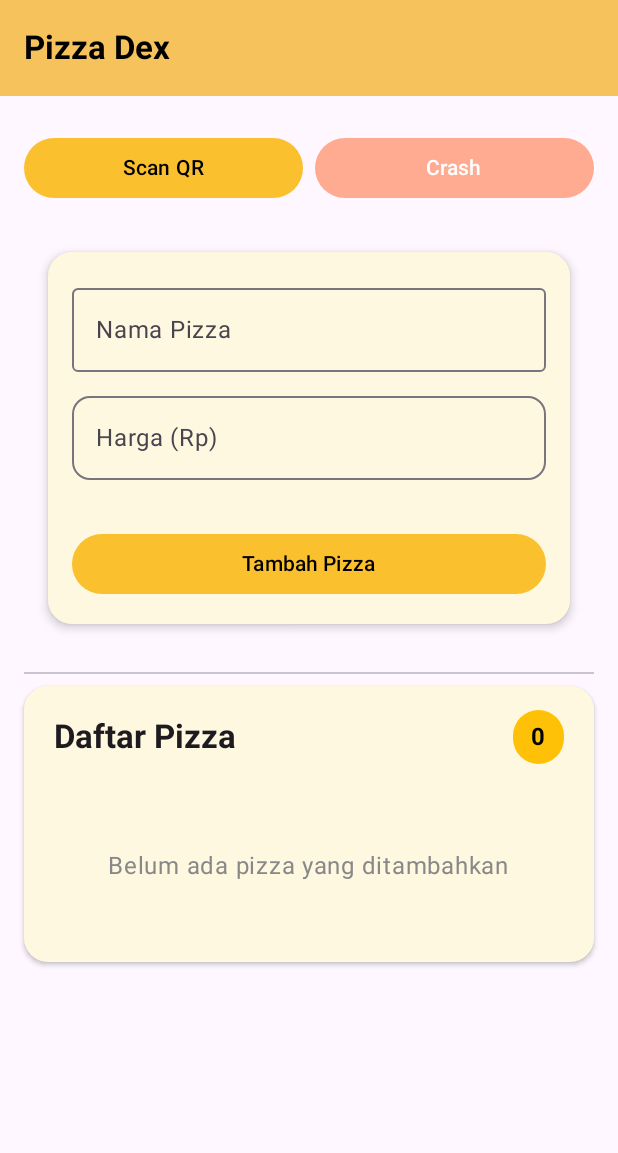
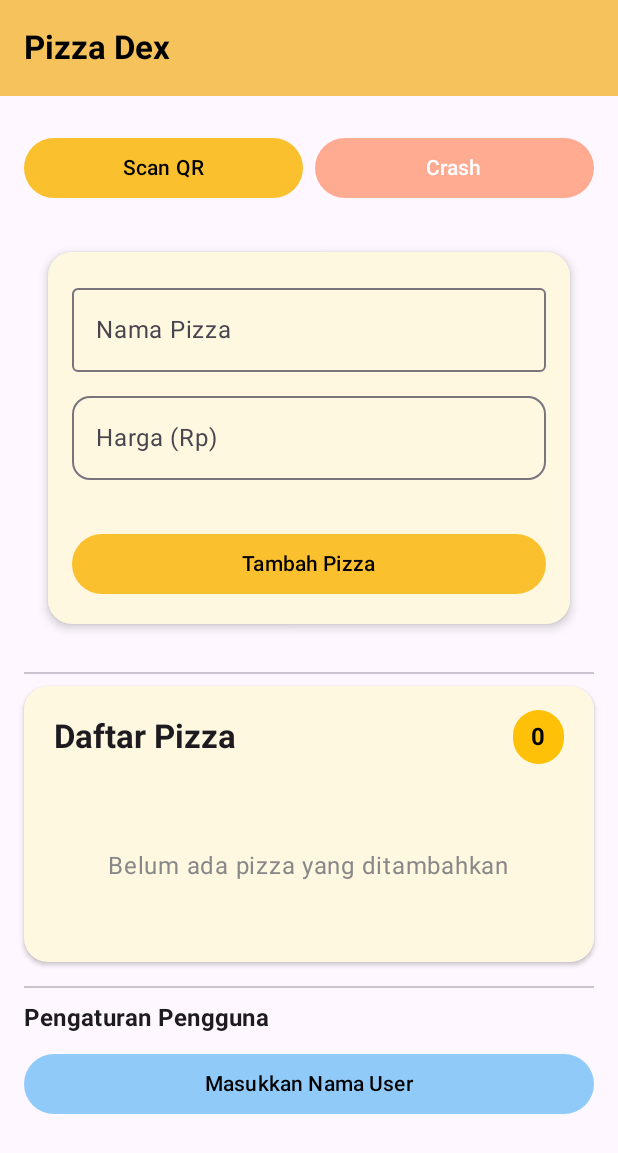
Before and after one commit to Najwanugroho/pizza_app, an Android app built with Jetpack Compose: the screen it shows after launch (MainActivity), on a phone screen of 412 x 824 dp. Shown: the top 1153 px of the screen. Run offline under Robolectric (Android 15) with nearby library versions, the phone set to English and light mode, and no system bars; our stand-ins replace Room's generated code; 3 statements that could not run were skipped.

Commit message:
menambahkan fitur security ssl dan enkripsi sharedpreference

```diff
--- a/app/build.gradle
+++ b/app/build.gradle
@@ -76,6 +76,12 @@ dependencies {
     implementation 'com.squareup.retrofit2:converter-gson:2.9.0'
     implementation 'com.squareup.okhttp3:logging-interceptor:4.12.0'
 
+    //okhttp
+    implementation'com.squareup.okhttp3:okhttp:4.12.0'
+    //security
+    implementation("androidx.security:security-crypto:1.1.0-alpha06")
+    implementation("androidx.security:security-crypto:1.0.0")
+
     implementation 'androidx.core:core-ktx:1.10.1'
     implementation 'androidx.lifecycle:lifecycle-runtime-ktx:2.6.1'
     implementation 'androidx.activity:activity-compose:1.7.0'
--- a/app/src/main/java/com/vdi/pizzaapp/data/remote/Retrofitclient.kt
+++ b/app/src/main/java/com/vdi/pizzaapp/data/remote/Retrofitclient.kt
@@ -1,12 +1,26 @@
 package com.vdi.pizzaapp.data.remote
 
+import okhttp3.CertificatePinner
+import okhttp3.OkHttpClient
 import retrofit2.Retrofit
 import retrofit2.converter.gson.GsonConverterFactory
+import java.util.concurrent.TimeUnit
 
 object RetrofitClient {
+    private val certificatePinner=CertificatePinner.Builder()
+        .add("innodev.vnetcloud.com","sha256/1LzopQF/FOcVsVxj2MSOfyDR0J3srWYf9Hl2/GUhxQE=")
+        .build()
+
+    private val okHttpClient=OkHttpClient.Builder()
+        .connectTimeout(128,TimeUnit.SECONDS)
+        .readTimeout(120,TimeUnit.SECONDS)
+        .certificatePinner(certificatePinner)
+        .build()
+
     private val retrofit = Retrofit.Builder()
         .baseUrl("https://innodev.vnetcloud.com/threatcast-rml-be/api/")
         .addConverterFactory(GsonConverterFactory.create())
+        .client(okHttpClient)
         .build()
 
     val api: Apiservice = retrofit.create(Apiservice::class.java)
--- a/app/src/main/java/com/vdi/pizzaapp/ui/PizzaScreen.kt
+++ b/app/src/main/java/com/vdi/pizzaapp/ui/PizzaScreen.kt
@@ -23,6 +23,7 @@ import androidx.compose.ui.unit.dp
 import com.vdi.pizzaapp.data.Pizza
 import com.vdi.pizzaapp.utils.FormatHelper
 import com.vdi.pizzaapp.viewmodel.PizzaViewModel
+import com.vdi.pizzaapp.utils.SharedPreferencesHelper   // 🔹 Pastikan ada di project
 
 @OptIn(ExperimentalMaterial3Api::class)
 @Composable
@@ -37,6 +38,10 @@ fun PizzaScreen(viewModel: PizzaViewModel) {
         price.replace(Regex("[^\\d]"), "")
     }
 
+    // 🔹 Tambahan untuk user prefs
+    val prefHelper = remember { SharedPreferencesHelper(context) }
+    var userName by remember { mutableStateOf(prefHelper.getUserName() ?: "") }
+    var showNameDialog by remember { mutableStateOf(false) }
 
     Scaffold(
         topBar = {
@@ -228,7 +233,7 @@ fun PizzaScreen(viewModel: PizzaViewModel) {
                             )
                             Surface(
                                 shape = RoundedCornerShape(20.dp),
-                                color = Color(0xFFFFC107) // kuning tua untuk badge counter
+                                color = Color(0xFFFFC107)
                             ) {
                                 Text(
                                     text = "${pizzaList.size}",
@@ -336,6 +341,68 @@ fun PizzaScreen(viewModel: PizzaViewModel) {
                     Spacer(modifier = Modifier.height(12.dp))
                 }
             }
+
+            // ================== Pengaturan Nama User ==================
+            Spacer(modifier = Modifier.height(16.dp))
+            Divider()
+            Spacer(modifier = Modifier.height(8.dp))
+
+            Text(
+                text = "Pengaturan Pengguna",
+                style = MaterialTheme.typography.titleMedium,
+                fontWeight = FontWeight.Bold
+            )
+            Spacer(modifier = Modifier.height(8.dp))
+
+            Button(
+                onClick = { showNameDialog = true },
+                modifier = Modifier.fillMaxWidth(),
+                colors = ButtonDefaults.buttonColors(
+                    containerColor = Color(0xFF90CAF9),
+                    contentColor = Color.Black
+                )
+            ) {
+                Text(if (userName.isNotEmpty()) "Ubah Nama User" else "Masukkan Nama User")
+            }
+
+            if (userName.isNotEmpty()) {
+                Text(
+                    text = "Halo, $userName!",
+                    style = MaterialTheme.typography.bodyLarge,
+                    modifier = Modifier.padding(top = 8.dp)
+                )
+            }
+
+            if (showNameDialog) {
+                AlertDialog(
+                    onDismissRequest = { showNameDialog = false },
+                    title = { Text("Masukkan Nama Anda") },
+                    text = {
+                        OutlinedTextField(
+                            value = userName,
+                            onValueChange = { userName = it },
+                            label = { Text("Nama User") },
+                            modifier = Modifier.fillMaxWidth()
+                        )
+                    },
+                    confirmButton = {
+                        Button(
+                            onClick = {
+                                prefHelper.saveUserName(userName)
+                                Toast.makeText(context, "Nama berhasil disimpan", Toast.LENGTH_SHORT).show()
+                                showNameDialog = false
+                            }
+                        ) {
+                            Text("Simpan")
+                        }
+                    },
+                    dismissButton = {
+                        TextButton(onClick = { showNameDialog = false }) {
+                            Text("Batal")
+                        }
+                    }
+                )
+            }
         }
     }
 }
--- /dev/null
+++ b/app/src/main/java/com/vdi/pizzaapp/utils/SharedPreferencesHelper.kt
@@ -0,0 +1,31 @@
+package com.vdi.pizzaapp.utils
+
+
+import android.content.Context
+import androidx.security.crypto.EncryptedSharedPreferences
+import androidx.security.crypto.MasterKey
+
+class SharedPreferencesHelper(context: Context) {
+
+    // MasterKey untuk enkripsi
+    private val masterKey = MasterKey.Builder(context)
+        .setKeyScheme(MasterKey.KeyScheme.AES256_GCM)
+        .build()
+
+    // SharedPreferences terenkripsi
+    private val sharedPref = EncryptedSharedPreferences.create(
+        context,
+        "user_prefs_encrypt",
+        masterKey,
+        EncryptedSharedPreferences.PrefKeyEncryptionScheme.AES256_SIV,
+        EncryptedSharedPreferences.PrefValueEncryptionScheme.AES256_GCM
+    )
+
+    fun saveUserName(name: String) {
+        sharedPref.edit().putString("USER_NAME", name).apply()
+    }
+
+    fun getUserName(): String {
+        return sharedPref.getString("USER_NAME", "") ?: ""
+    }
+}
--- a/app/src/main/java/com/vdi/pizzaapp/viewModel/VersionViewModel.kt
+++ b/app/src/main/java/com/vdi/pizzaapp/viewModel/VersionViewModel.kt
@@ -1,5 +1,6 @@
 package com.vdi.pizzaapp.viewModel
 
+import android.util.Log
 import androidx.compose.runtime.State
 import androidx.compose.runtime.mutableStateOf
 import androidx.lifecycle.ViewModel
```
Also changed, not shown: 3 other files.
